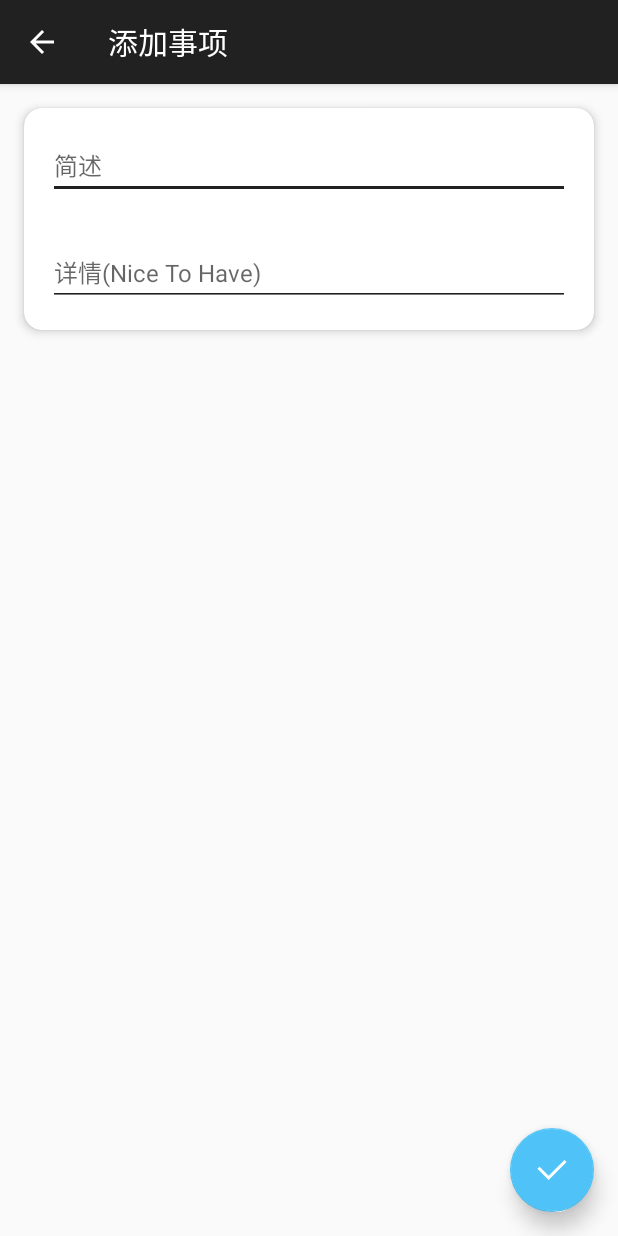
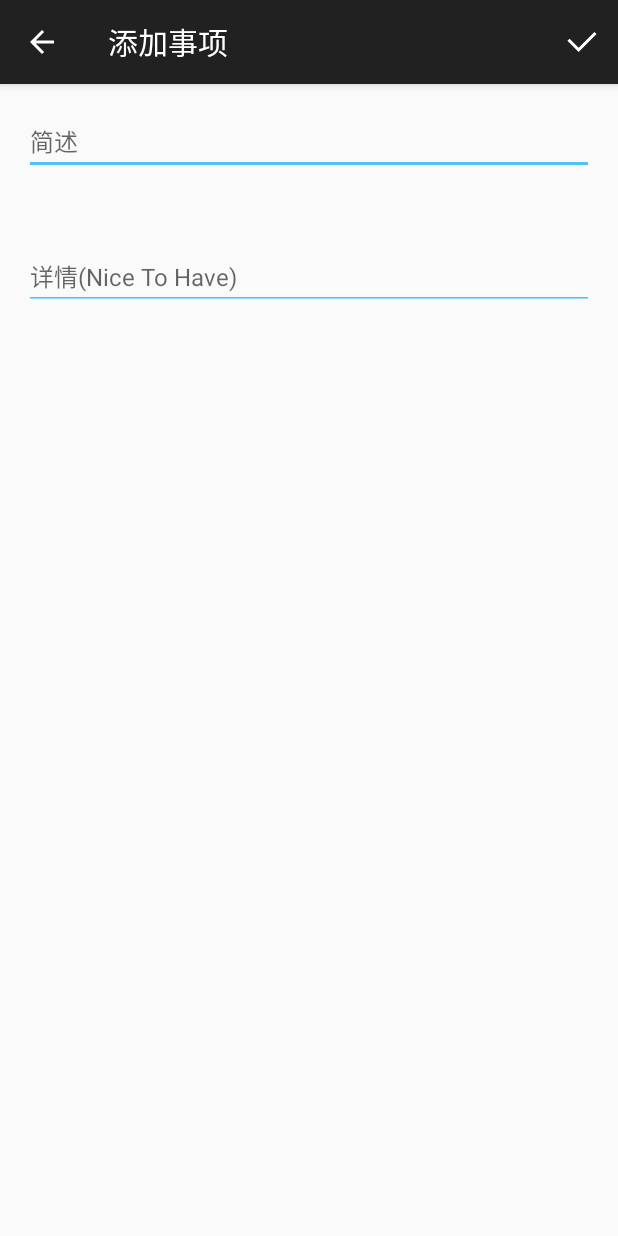
Before and after one commit to csming1995/hundredpercent, an Android app: the AddRecordActivity screen opened directly, with no data from a screen before it, on a phone screen of 412 x 824 dp. Run offline under Robolectric (Android 15) with nearby library versions, the phone set to English and light mode, and no system bars; our stand-ins replace Dagger/Hilt's generated code, Room's generated code; libraries missing offline, so code that uses them is left out: com.umeng.analytics; 1 statement that could not run was skipped.

Commit message:
优化了添加计划和添加事项的界面

```diff
--- a/app/src/main/java/com/csming/percent/record/AddRecordActivity.java
+++ b/app/src/main/java/com/csming/percent/record/AddRecordActivity.java
@@ -1,13 +1,13 @@
 package com.csming.percent.record;
 
-import android.animation.ObjectAnimator;
 import android.content.Context;
 import android.content.Intent;
 import android.os.Bundle;
+import android.view.Menu;
+import android.view.MenuItem;
 import android.view.MotionEvent;
 import android.widget.EditText;
 import android.widget.LinearLayout;
-import android.widget.TextView;
 import android.widget.Toast;
 
 import com.csming.percent.R;
@@ -16,7 +16,6 @@ import com.csming.percent.common.AnalyticsUtil;
 import com.csming.percent.common.Contacts;
 import com.csming.percent.common.LoadingFragment;
 import com.csming.percent.record.viewmodel.AddRecordViewModel;
-import com.google.android.material.floatingactionbutton.FloatingActionButton;
 
 import javax.inject.Inject;
 
@@ -56,16 +55,16 @@ public class AddRecordActivity extends DaggerAppCompatActivity {
     }
 
     private LinearLayout mLlRoot;
-    private TextView mTvTitle;
-    private FloatingActionButton mFabAdd;
+//    private TextView mTvTitle;
+//    private FloatingActionButton mFabAdd;
 
     private EditText mEtTitle;
     private EditText mEtDescription;
 
     private Toolbar toolbar;
 
-    private ObjectAnimator mObjectAnimatorCardPanelEnter;
-    private ObjectAnimator mObjectAnimatorFabEnter;
+//    private ObjectAnimator mObjectAnimatorCardPanelEnter;
+//    private ObjectAnimator mObjectAnimatorFabEnter;
 
     private SlideTouchEventListener mSlideTouchEventListener;
 
@@ -116,6 +115,26 @@ public class AddRecordActivity extends DaggerAppCompatActivity {
     }
 
     @Override
+    public boolean onCreateOptionsMenu(Menu menu) {
+        getMenuInflater().inflate(R.menu.menu_add_record, menu);
+        return true;
+    }
+
+    @Override
+    public boolean onOptionsItemSelected(MenuItem item) {
+        int id = item.getItemId();
+        if (id == R.id.action_post) {
+            LoadingFragment.show(getSupportFragmentManager());
+            if (isEdit) {
+                mAddRecordViewModel.updateRecord(mEtTitle.getText().toString(), mEtDescription.getText().toString());
+            } else {
+                mAddRecordViewModel.postRecord(mEtTitle.getText().toString(), mEtDescription.getText().toString());
+            }
+        }
+        return super.onOptionsItemSelected(item);
+    }
+
+    @Override
     public boolean onTouchEvent(MotionEvent event) {
         if (mSlideTouchEventListener != null) {
             mSlideTouchEventListener.onTouchEvent(event);
@@ -145,38 +164,38 @@ public class AddRecordActivity extends DaggerAppCompatActivity {
     private void initAnimator() {
 
         // 获取 主面板高度
-        int heightCardPanel = mLlRoot.getMeasuredHeight();
+//        int heightCardPanel = mLlRoot.getMeasuredHeight();
         // 获取屏幕信息
-        mObjectAnimatorCardPanelEnter = ObjectAnimator.ofFloat(mLlRoot, "translationY", heightCardPanel, -50, 0);
-        mObjectAnimatorCardPanelEnter.setDuration(500);
-
-        mObjectAnimatorFabEnter = ObjectAnimator.ofFloat(mFabAdd, "translationY", 500, -50, 0);
-        mObjectAnimatorFabEnter.setDuration(600);
+//        mObjectAnimatorCardPanelEnter = ObjectAnimator.ofFloat(mLlRoot, "translationY", heightCardPanel, -50, 0);
+//        mObjectAnimatorCardPanelEnter.setDuration(500);
+//
+//        mObjectAnimatorFabEnter = ObjectAnimator.ofFloat(mFabAdd, "translationY", 500, -50, 0);
+//        mObjectAnimatorFabEnter.setDuration(600);
     }
 
     private void initView() {
         mLlRoot = findViewById(R.id.ll_root);
-        mTvTitle = findViewById(R.id.tv_title);
-        mFabAdd = findViewById(R.id.fab_add);
+//        mTvTitle = findViewById(R.id.tv_title);
+//        mFabAdd = findViewById(R.id.fab_add);
 
         mEtTitle = findViewById(R.id.et_title);
         mEtDescription = findViewById(R.id.et_description);
 
-        mLlRoot.post(() -> {
-            initAnimator();
+//        mLlRoot.post(() -> {
+//            initAnimator();
 
-            mObjectAnimatorCardPanelEnter.start();
-            mObjectAnimatorFabEnter.start();
-        });
+//            mObjectAnimatorCardPanelEnter.start();
+//            mObjectAnimatorFabEnter.start();
+//        });
 
-        mFabAdd.setOnClickListener(v -> {
-            LoadingFragment.show(getSupportFragmentManager());
-            if (isEdit) {
-                mAddRecordViewModel.updateRecord(mEtTitle.getText().toString(), mEtDescription.getText().toString());
-            } else {
-                mAddRecordViewModel.postRecord(mEtTitle.getText().toString(), mEtDescription.getText().toString());
-            }
-        });
+//        mFabAdd.setOnClickListener(v -> {
+//            LoadingFragment.show(getSupportFragmentManager());
+//            if (isEdit) {
+//                mAddRecordViewModel.updateRecord(mEtTitle.getText().toString(), mEtDescription.getText().toString());
+//            } else {
+//                mAddRecordViewModel.postRecord(mEtTitle.getText().toString(), mEtDescription.getText().toString());
+//            }
+//        });
 
         mSlideTouchEventListener = new SlideTouchEventListener() {
             @Override
--- a/app/src/main/res/layout/activity_add_record.xml
+++ b/app/src/main/res/layout/activity_add_record.xml
@@ -64,22 +64,22 @@
         <!--android:textSize="16dp" />-->
         <!--</androidx.cardview.widget.CardView>-->
 
-        <androidx.cardview.widget.CardView
-            android:id="@+id/cv_panel"
-            android:layout_width="match_parent"
-            android:layout_height="wrap_content"
-            android:layout_marginStart="@dimen/margin_side"
-            android:layout_marginTop="16dp"
-            android:layout_marginEnd="@dimen/margin_side"
-            android:layout_marginBottom="16dp"
-            android:layout_weight="1"
-            android:clickable="true"
-            android:focusable="true"
-            app:cardCornerRadius="12dp"
-            android:background="@color/color_ffffff"
-            app:cardElevation="4dp"
-            app:title="@string/title_add_record"
-            app:titleTextColor="@color/color_616161">
+        <!--<androidx.cardview.widget.CardView-->
+        <!--android:id="@+id/cv_panel"-->
+        <!--android:layout_width="match_parent"-->
+        <!--android:layout_height="wrap_content"-->
+        <!--android:layout_marginStart="@dimen/margin_side"-->
+        <!--android:layout_marginTop="16dp"-->
+        <!--android:layout_marginEnd="@dimen/margin_side"-->
+        <!--android:layout_marginBottom="16dp"-->
+        <!--android:layout_weight="1"-->
+        <!--android:clickable="true"-->
+        <!--android:focusable="true"-->
+        <!--app:cardCornerRadius="12dp"-->
+        <!--android:background="@color/color_ffffff"-->
+        <!--app:cardElevation="4dp"-->
+        <!--app:title="@string/title_add_record"-->
+        <!--app:titleTextColor="@color/color_616161">-->
 
             <LinearLayout
                 android:layout_width="match_parent"
@@ -91,11 +91,10 @@
                     android:id="@+id/et_title"
                     android:layout_width="match_parent"
                     android:layout_height="wrap_content"
-                    android:focusedByDefault="false"
                     android:gravity="start|top"
                     android:hint="@string/add_record_title"
                     android:maxLength="15"
-                    android:backgroundTint="@color/color_212121"
+                    android:backgroundTint="@color/color_select_18"
                     android:textSize="16dp" />
 
                 <EditText
@@ -107,28 +106,28 @@
                     android:gravity="start|bottom"
                     android:hint="@string/add_record_description"
                     android:maxLength="200"
-                    android:minLines="2"
-                    android:backgroundTint="@color/color_212121"
+                    android:backgroundTint="@color/color_select_18"
+                    android:minLines="3"
                     android:textSize="16dp" />
 
             </LinearLayout>
 
-        </androidx.cardview.widget.CardView>
+        <!--</androidx.cardview.widget.CardView>-->
 
     </LinearLayout>
 
-    <com.google.android.material.floatingactionbutton.FloatingActionButton
-        android:id="@+id/fab_add"
-        android:layout_width="wrap_content"
-        android:layout_height="wrap_content"
-        android:layout_gravity="bottom|end"
-        android:layout_marginEnd="16dp"
-        android:layout_marginBottom="16dp"
-        android:layout_alignParentEnd="true"
-        app:elevation="8dp"
-        android:layout_alignParentBottom="true"
-        app:backgroundTint="@color/color_select_18"
-        app:rippleColor="@color/color_select_18"
-        app:srcCompat="@drawable/ic_ok" />
+    <!--<com.google.android.material.floatingactionbutton.FloatingActionButton-->
+    <!--android:id="@+id/fab_add"-->
+    <!--android:layout_width="wrap_content"-->
+    <!--android:layout_height="wrap_content"-->
+    <!--android:layout_gravity="bottom|end"-->
+    <!--android:layout_marginEnd="16dp"-->
+    <!--android:layout_marginBottom="16dp"-->
+    <!--android:layout_alignParentEnd="true"-->
+    <!--app:elevation="8dp"-->
+    <!--android:layout_alignParentBottom="true"-->
+    <!--app:backgroundTint="@color/color_select_18"-->
+    <!--app:rippleColor="@color/color_select_18"-->
+    <!--app:srcCompat="@drawable/ic_ok" />-->
 
 </FrameLayout>
--- /dev/null
+++ b/app/src/main/res/menu/menu_add_record.xml
@@ -0,0 +1,14 @@
+<?xml version="1.0" encoding="utf-8"?>
+<menu xmlns:android="http://schemas.android.com/apk/res/android"
+    xmlns:app="http://schemas.android.com/apk/res-auto"
+    xmlns:tools="http://schemas.android.com/tools"
+    tools:showIn="navigation_view">
+
+    <item
+        android:id="@+id/action_post"
+        android:icon="@drawable/ic_ok"
+        android:orderInCategory="100"
+        android:title="@string/button_sure"
+        app:showAsAction="always" />
+
+</menu>
--- a/app/src/main/res/values/strings.xml
+++ b/app/src/main/res/values/strings.xml
@@ -61,4 +61,5 @@
     <string name="delete_sure">确定</string>
     <string name="delete_cancel">取消</string>
 
+    <string name="button_sure">确定</string>
 </resources>
```
Also changed, not shown: app/src/main/java/com/csming/percent/plan/AddPlanActivity.java (+54 -30 lines), app/src/main/res/layout/activity_add_plan.xml (+31 -32 lines), app/src/main/res/menu/menu_add_plan.xml (added, +14 -0 lines).
